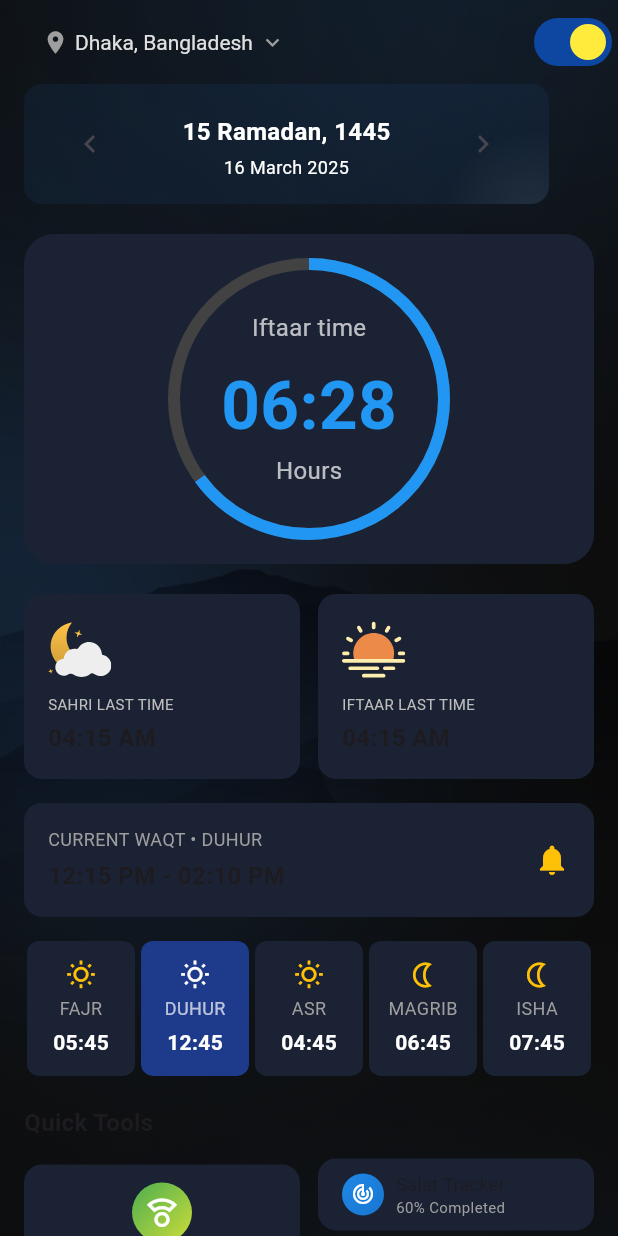
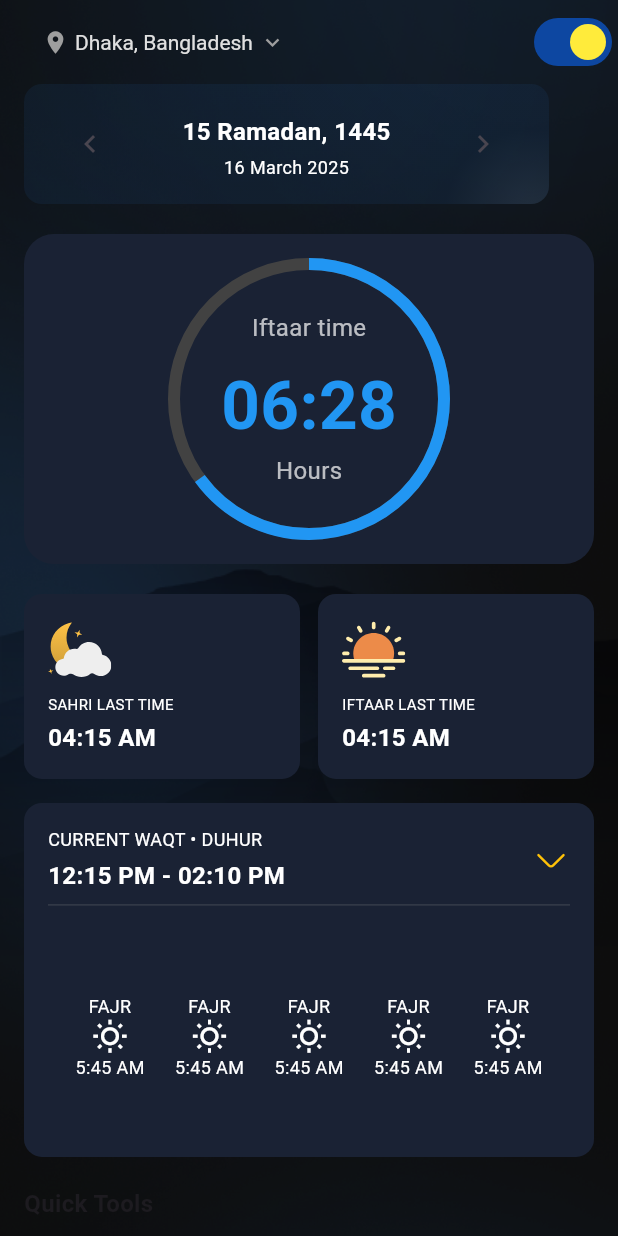
Before and after one commit to Ird-Irfan/salat_waqt, a Flutter app: the screen it shows after launch, on a phone screen of 412 x 824 dp. Run offline on Flutter 3.47's test engine with Material 3 defaults, Android fonts, the phone set to English and light mode, and no system bars; our stand-ins replace equatable, flutter_svg, fpdart, get, responsive_sizer.

Commit message:
Refactor prayer time display and add new SVG icons

```diff
--- a/lib/core/constant/app_contant.dart
+++ b/lib/core/constant/app_contant.dart
@@ -2,7 +2,8 @@ class AppConstant {
   // SVGs
   static const String icIftaar = 'assets/svgs/ic_iftaar.svg';
   static const String icSahri = 'assets/svgs/ic_suhoor.svg';
-
+  static const String icArrowUp = 'assets/svgs/ic_arrow_up.svg';
+  static const String icArrowDown = 'assets/svgs/ic_arrow_down.svg';
 
   static const String appBg = 'assets/images/bg_screen.png';
 }
--- a/lib/presentation/common/widgets/svg_icons.dart
+++ b/lib/presentation/common/widgets/svg_icons.dart
@@ -22,9 +22,8 @@ class SvgIcon extends StatelessWidget {
       svgPath,
       height: height?.px,
       width: width?.px,
-      colorFilter: color != null
-          ? ColorFilter.mode(color!, BlendMode.srcIn)
-          : null,
+      colorFilter:
+          color != null ? ColorFilter.mode(color!, BlendMode.srcIn) : null,
     );
   }
 }
--- /dev/null
+++ b/lib/presentation/home/ui/current_prayer_time/current_prayer_time.dart
@@ -0,0 +1,247 @@
+import 'package:flutter/material.dart';
+import 'package:salat_waqt/core/constant/app_contant.dart';
+import 'package:salat_waqt/presentation/common/widgets/svg_icons.dart';
+
+class CurrentPrayerTime extends StatefulWidget {
+  const CurrentPrayerTime({super.key});
+
+  @override
+  State<CurrentPrayerTime> createState() => _CurrentPrayerTimeState();
+}
+
+class _CurrentPrayerTimeState extends State<CurrentPrayerTime>
+    with SingleTickerProviderStateMixin {
+  bool isExpanded = false;
+  late AnimationController _animationController;
+  late Animation<double> _heightAnimation;
+
+  @override
+  void initState() {
+    super.initState();
+    _animationController = AnimationController(
+      duration: const Duration(milliseconds: 300),
+      vsync: this,
+    );
+    _heightAnimation = Tween<double>(begin: 236, end: 400).animate(
+      CurvedAnimation(parent: _animationController, curve: Curves.easeInOut),
+    );
+  }
+
+  @override
+  void dispose() {
+    _animationController.dispose();
+    super.dispose();
+  }
+
+  @override
+  Widget build(BuildContext context) {
+    return AnimatedBuilder(
+      animation: _heightAnimation,
+      builder: (context, child) {
+        return Container(
+          height: _heightAnimation.value,
+          padding: const EdgeInsets.all(16),
+          decoration: BoxDecoration(
+            color: const Color(0xFF1A2234),
+            borderRadius: BorderRadius.circular(12),
+          ),
+          child: Column(
+            children: [
+              Row(
+                mainAxisAlignment: MainAxisAlignment.spaceBetween,
+                children: [
+                  Column(
+                    crossAxisAlignment: CrossAxisAlignment.start,
+                    children: const [
+                      Text(
+                        'CURRENT WAQT • DUHUR',
+                        style: TextStyle(fontSize: 12, color: Colors.white),
+                      ),
+                      SizedBox(height: 4),
+                      Text(
+                        '12:15 PM - 02:10 PM',
+                        style: TextStyle(
+                          fontSize: 16,
+                          fontWeight: FontWeight.bold,
+                          color: Colors.white,
+                        ),
+                      ),
+                    ],
+                  ),
+                  InkWell(
+                    onTap: () {
+                      setState(() {
+                        isExpanded = !isExpanded;
+                        if (isExpanded) {
+                          _animationController.forward();
+                        } else {
+                          _animationController.reverse();
+                        }
+                      });
+                    },
+                    child: AnimatedRotation(
+                      duration: const Duration(milliseconds: 300),
+                      turns: isExpanded ? 0.5 : 0,
+                      child: SvgIcon(
+                        svgPath: AppConstant.icArrowDown,
+                        color: Colors.amber,
+                        height: 24,
+                        width: 24,
+                      ),
+                    ),
+                  ),
+                ],
+              ),
+              Divider(color: Colors.grey.withOpacity(0.2)),
+              const SizedBox(height: 16),
+              Expanded(
+                child: AnimatedSwitcher(
+                  duration: const Duration(milliseconds: 300),
+                  child: isExpanded ? const ColumnItem() : const RowItem(),
+                ),
+              ),
+            ],
+          ),
+        );
+      },
+    );
+  }
+}
+
+class ColumnItem extends StatelessWidget {
+  const ColumnItem({super.key});
+
+  @override
+  Widget build(BuildContext context) {
+    return SingleChildScrollView(
+      child: Column(
+        children: [
+          _buildPrayerRow(
+            Icons.wb_sunny_outlined,
+            'Fajr',
+            '5:45 AM',
+            Icons.notifications_outlined,
+          ),
+          Padding(
+            padding: const EdgeInsets.symmetric(vertical: 10, horizontal: 4),
+            child: Divider(color: Colors.grey.withOpacity(0.2)),
+          ),
+          _buildPrayerRow(
+            Icons.wb_sunny,
+            'Dhuhr',
+            '12:15 PM',
+            Icons.notifications_outlined,
+          ),
+          Padding(
+            padding: const EdgeInsets.symmetric(vertical: 10, horizontal: 4),
+            child: Divider(color: Colors.grey.withOpacity(0.2)),
+          ),
+          _buildPrayerRow(
+            Icons.wb_sunny,
+            'Asr',
+            '3:45 PM',
+            Icons.notifications_outlined,
+          ),
+          Padding(
+            padding: const EdgeInsets.symmetric(vertical: 10, horizontal: 4),
+            child: Divider(color: Colors.grey.withOpacity(0.2)),
+          ),
+          _buildPrayerRow(
+            Icons.wb_twilight,
+            'Maghrib',
+            '6:15 PM',
+            Icons.notifications_outlined,
+          ),
+          Padding(
+            padding: const EdgeInsets.symmetric(vertical: 10, horizontal: 4),
+            child: Divider(color: Colors.grey.withOpacity(0.2)),
+          ),
+          _buildPrayerRow(
+            Icons.nightlight_round,
+            'Isha',
+            '7:45 PM',
+            Icons.notifications_outlined,
+          ),
+        ],
+      ),
+    );
+  }
+
+  Widget _buildPrayerRow(
+    IconData icon,
+    String prayerName,
+    String time,
+    IconData notificationIcon,
+  ) {
+    return Row(
+      mainAxisAlignment: MainAxisAlignment.spaceEvenly,
+      children: [
+        Icon(icon, color: Colors.amber, size: 20),
+        Text(
+          prayerName,
+          style: const TextStyle(color: Colors.white, fontSize: 12),
+        ),
+        const Spacer(),
+        Text(time, style: const TextStyle(color: Colors.white, fontSize: 12)),
+        Icon(notificationIcon, color: Colors.grey, size: 20),
+      ],
+    );
+  }
+}
+
+class RowItem extends StatelessWidget {
+  const RowItem({super.key});
+
+  @override
+  Widget build(BuildContext context) {
+    return Row(
+      mainAxisAlignment: MainAxisAlignment.spaceEvenly,
+      children: [
+        _buildPrayerTimeItem(
+          name: 'FAJR',
+          time: '5:45 AM',
+          icon: Icons.wb_sunny_outlined,
+        ),
+        _buildPrayerTimeItem(
+          name: 'FAJR',
+          time: '5:45 AM',
+          icon: Icons.wb_sunny_outlined,
+        ),
+        _buildPrayerTimeItem(
+          name: 'FAJR',
+          time: '5:45 AM',
+          icon: Icons.wb_sunny_outlined,
+        ),
+        _buildPrayerTimeItem(
+          name: 'FAJR',
+          time: '5:45 AM',
+          icon: Icons.wb_sunny_outlined,
+        ),
+        _buildPrayerTimeItem(
+          name: 'FAJR',
+          time: '5:45 AM',
+          icon: Icons.wb_sunny_outlined,
+        ),
+      ],
+    );
+  }
+
+  Widget _buildPrayerTimeItem({
+    required String name,
+    required String time,
+    required IconData icon,
+  }) {
+    return SizedBox(
+      width: 50,
+      height: 100,
+      child: Column(
+        mainAxisAlignment: MainAxisAlignment.center,
+        children: [
+          Text(name, style: const TextStyle(fontSize: 12, color: Colors.white)),
+          Icon(icon, color: Colors.white, size: 24),
+          Text(time, style: const TextStyle(fontSize: 12, color: Colors.white)),
+        ],
+      ),
+    );
+  }
+}
--- a/lib/presentation/home/ui/home_page.dart
+++ b/lib/presentation/home/ui/home_page.dart
@@ -2,6 +2,7 @@ import 'package:flutter/material.dart';
 import 'package:flutter/services.dart';
 import 'package:salat_waqt/core/constant/app_contant.dart';
 import 'package:salat_waqt/presentation/home/ui/appber/appber_section.dart';
+import 'package:salat_waqt/presentation/home/ui/current_prayer_time/current_prayer_time.dart';
 import 'package:salat_waqt/presentation/home/ui/date_display/date_display.dart';
 import 'package:salat_waqt/presentation/home/ui/iftaar_timer/iftaar_time_counter.dart';
 import 'package:salat_waqt/presentation/home/ui/sahri_Iftaar_time_section/sahri_iftar_times_section.dart';
@@ -45,9 +46,6 @@ class HomePage extends StatelessWidget {
                     const SizedBox(height: 16),
                     // Current Prayer Time
                     const CurrentPrayerTime(),
-                    const SizedBox(height: 16),
-                    // Prayer Times for Day
-                    const PrayerTimesRow(),
                     const SizedBox(height: 20),
                     // Quick Tools Section
                     const QuickToolsSection(),
@@ -73,144 +71,6 @@ class HomePage extends StatelessWidget {
 }
 
 
-class CurrentPrayerTime extends StatelessWidget {
-  const CurrentPrayerTime({Key? key}) : super(key: key);
-
-  @override
-  Widget build(BuildContext context) {
-    return Container(
-      padding: const EdgeInsets.all(16),
-      decoration: BoxDecoration(
-        color: const Color(0xFF1A2234),
-        borderRadius: BorderRadius.circular(12),
-      ),
-      child: Row(
-        mainAxisAlignment: MainAxisAlignment.spaceBetween,
-        children: [
-          Column(
-            crossAxisAlignment: CrossAxisAlignment.start,
-            children: const [
-              Text(
-                'CURRENT WAQT • DUHUR',
-                style: TextStyle(fontSize: 12, color: Colors.grey),
-              ),
-              SizedBox(height: 4),
-              Text(
-                '12:15 PM - 02:10 PM',
-                style: TextStyle(fontSize: 16, fontWeight: FontWeight.bold),
-              ),
-            ],
-          ),
-          const Icon(Icons.notifications, color: Colors.amber),
-        ],
-      ),
-    );
-  }
-}
-
-class PrayerTimesRow extends StatelessWidget {
-  const PrayerTimesRow({Key? key}) : super(key: key);
-
-  @override
-  Widget build(BuildContext context) {
-    return SizedBox(
-      height: 90,
-      child: Row(
-        children: const [
-          Expanded(
-            child: PrayerTimeItem(
-              name: 'FAJR',
-              time: '05:45',
-              icon: Icons.wb_sunny_outlined,
-              isActive: false,
-            ),
-          ),
-          Expanded(
-            child: PrayerTimeItem(
-              name: 'DUHUR',
-              time: '12:45',
-              icon: Icons.wb_sunny_outlined,
-              isActive: true,
-            ),
-          ),
-          Expanded(
-            child: PrayerTimeItem(
-              name: 'ASR',
-              time: '04:45',
-              icon: Icons.wb_sunny_outlined,
-              isActive: false,
-            ),
-          ),
-          Expanded(
-            child: PrayerTimeItem(
-              name: 'MAGRIB',
-              time: '06:45',
-              icon: Icons.nightlight_outlined,
-              isActive: false,
-            ),
-          ),
-          Expanded(
-            child: PrayerTimeItem(
-              name: 'ISHA',
-              time: '07:45',
-              icon: Icons.nightlight_outlined,
-              isActive: false,
-            ),
-          ),
-        ],
-      ),
-    );
-  }
-}
-
-class PrayerTimeItem extends StatelessWidget {
-  final String name;
-  final String time;
-  final IconData icon;
-  final bool isActive;
-
-  const PrayerTimeItem({
-    Key? key,
-    required this.name,
-    required this.time,
-    required this.icon,
-    required this.isActive,
-  }) : super(key: key);
-
-  @override
-  Widget build(BuildContext context) {
-    return Container(
-      margin: const EdgeInsets.symmetric(horizontal: 2),
-      decoration: BoxDecoration(
-        color: isActive ? const Color(0xFF1E3A8A) : const Color(0xFF1A2234),
-        borderRadius: BorderRadius.circular(8),
-      ),
-      child: Column(
-        mainAxisAlignment: MainAxisAlignment.center,
-        children: [
-          Icon(icon, color: isActive ? Colors.white : Colors.amber, size: 20),
-          const SizedBox(height: 4),
-          Text(
-            name,
-            style: TextStyle(
-              fontSize: 12,
-              color: isActive ? Colors.white70 : Colors.grey,
-            ),
-          ),
-          const SizedBox(height: 4),
-          Text(
-            time,
-            style: TextStyle(
-              fontSize: 14,
-              fontWeight: FontWeight.bold,
-              color: isActive ? Colors.white : Colors.white,
-            ),
-          ),
-        ],
-      ),
-    );
-  }
-}
 
 class QuickToolsSection extends StatelessWidget {
   const QuickToolsSection({Key? key}) : super(key: key);
--- a/lib/presentation/home/ui/sahri_Iftaar_time_section/sahri_iftar_times_section.dart
+++ b/lib/presentation/home/ui/sahri_Iftaar_time_section/sahri_iftar_times_section.dart
@@ -56,12 +56,16 @@ class TimeInfoCard extends StatelessWidget {
           const SizedBox(height: 8),
           Text(
             title,
-            style: TextStyle(fontSize: 10, color: Colors.grey.shade400),
+            style: const TextStyle(fontSize: 10, color: Colors.white),
           ),
           const SizedBox(height: 4),
           Text(
             time,
-            style: const TextStyle(fontSize: 16, fontWeight: FontWeight.bold),
+            style: const TextStyle(
+              fontSize: 16,
+              fontWeight: FontWeight.bold,
+              color: Colors.white,
+            ),
           ),
         ],
       ),
```
Also changed, not shown: assets/svgs/ic_arrow_down.svg (added), assets/svgs/ic_arrow_up.svg (added).
